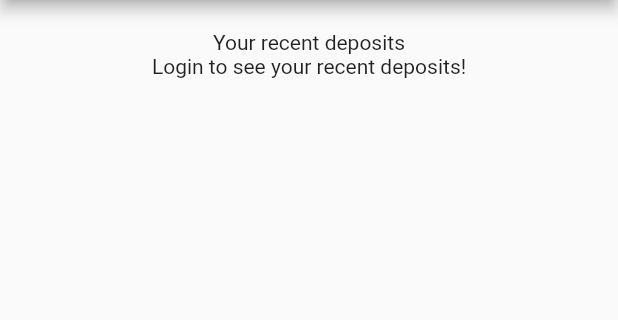
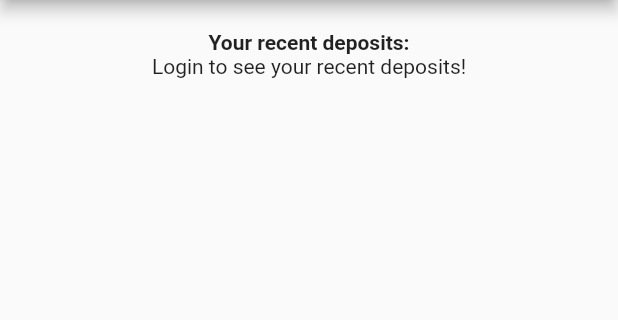
Before and after one commit to arkanalexei/scrap.py-mobile, a Flutter app: the DepositHomePage screen opened directly, on a phone screen of 412 x 824 dp, the part 84-404 px from its top. Run offline on Flutter 3.47's test engine with Material 2 defaults, Android fonts, the phone set to English and light mode, and no system bars; missing offline and left inert: dart:ffi, pbp_django_auth.

Commit message:
feat: fix button size, github workflows

```diff
--- a/lib/pages/deposit/deposit.dart
+++ b/lib/pages/deposit/deposit.dart
@@ -24,7 +24,10 @@ class DepositHomePage extends StatelessWidget {
         child: Center(
           child: Column(
             children: [
-              const Text("Your recent deposits"),
+              const Text(
+                "Your recent deposits:",
+                style: TextStyle(fontWeight: FontWeight.bold),
+              ),
               Visibility(
                 visible: context.watch<UserProvider>().getLogin,
                 child: Column(
@@ -38,7 +41,14 @@ class DepositHomePage extends StatelessWidget {
                               builder: (context) => DepositFormPage()),
                         );
                       },
-                        child: const Text("Make new deposit!"))
+                      child: const Padding(
+                        padding: EdgeInsets.all(8.0),
+                        child: Text(
+                          "Make new deposit!",
+                          style: TextStyle(fontSize: 18),
+                        ),
+                      ),
+                    )
                   ],
                 ),
               ),
```
Also changed, not shown: lib/pages/deposit/form.dart (+7 -3 lines), 1 other file. Lines whose indentation alone changed are shown as unchanged.
